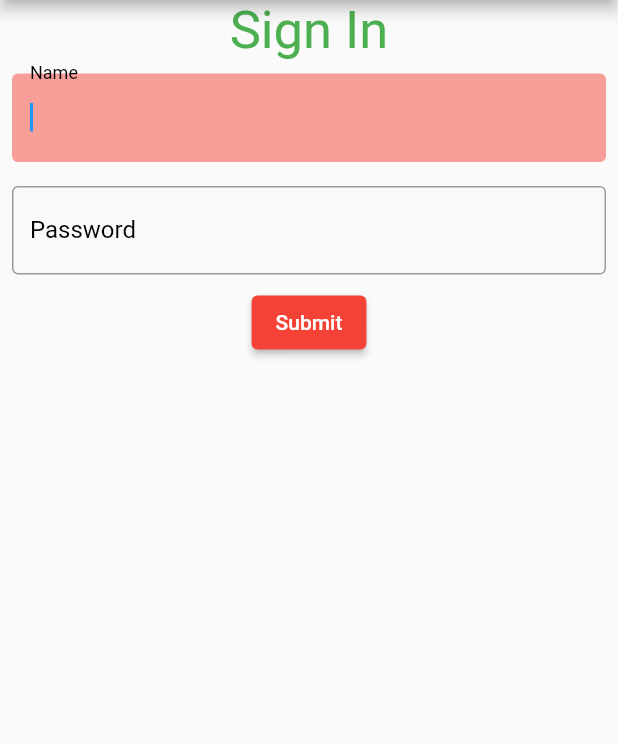
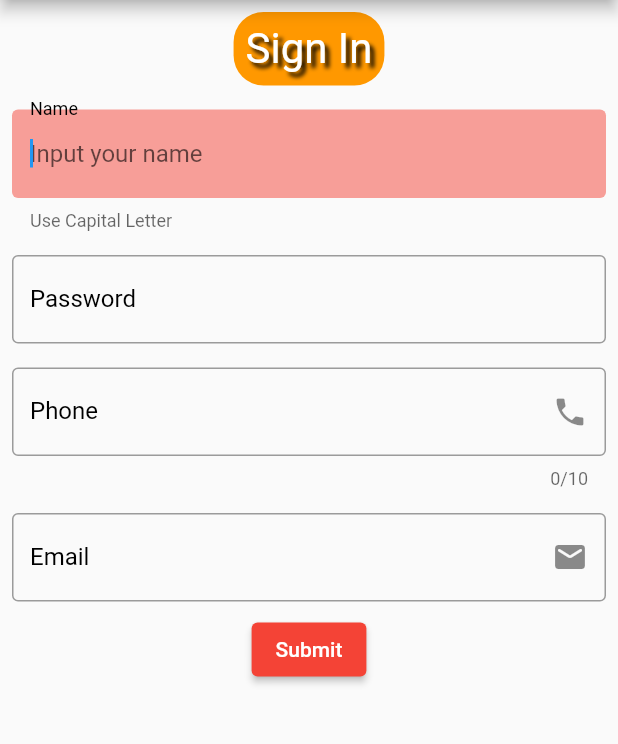
Before and after one commit to abidnuri/flutterone, a Flutter app: the screen it shows after launch, on a phone screen of 412 x 824 dp, the part 84-828 px from its top. Run offline on Flutter 3.47's test engine with Material 2 defaults, Android fonts, the phone set to English and light mode, and no system bars.

Commit message:
class 14 textfield

```diff
--- a/lib/main.dart
+++ b/lib/main.dart
@@ -40,31 +40,51 @@ class MyApp extends StatelessWidget {
       ),
       body: Column(
         children: [
-          Container(
-            child: Text(
-              "Sign In",
-              style: TextStyle(
-                fontSize: 35,
-                color: Colors.green,
+          // ignore: prefer_const_constructors
+          Padding(
+            padding: const EdgeInsets.all(8.0),
+            child: Container(
+              padding: const EdgeInsets.all(8.0),
+              decoration: BoxDecoration(
+                  color: Colors.orange,
+                  borderRadius: BorderRadius.circular(20)),
+              child: Text(
+                "Sign In",
+                // ignore: prefer_const_constructors
+                style: TextStyle(
+                  fontSize: 28,
+                  color: Colors.white,
+                  shadows: [
+                    Shadow(
+                      color: Colors.black,
+                      blurRadius: 3,
+                      offset: const Offset(3, 3),
+                    ),
+                  ],
+                ),
               ),
             ),
           ),
           Padding(
-            padding: EdgeInsets.all(8.0),
+            padding: const EdgeInsets.all(8.0),
             child: Center(
               child: TextField(
                 // readOnly: true,
                 enabled: true,
                 autofocus: true,
+                textCapitalization: TextCapitalization.sentences,
                 // obscureText: true,
                 style: TextStyle(
                   color: Colors.blue[500],
                 ),
                 decoration: InputDecoration(
-                  label: Text('Name'),
-                  labelStyle: TextStyle(
+                  label: const Text('Name'),
+                  helperText: "Use Capital Letter",
+                  hintText: "Input your name",
+                  labelStyle: const TextStyle(
                     color: Colors.black,
                   ),
+                  // ignore: prefer_const_constructors
                   border: OutlineInputBorder(
                     borderSide: BorderSide.none,
                   ),
@@ -74,7 +94,7 @@ class MyApp extends StatelessWidget {
               ),
             ),
           ),
-          Padding(
+          const Padding(
             padding: EdgeInsets.all(8.0),
             child: Center(
               child: TextField(
@@ -101,13 +121,86 @@ class MyApp extends StatelessWidget {
               ),
             ),
           ),
+          const Padding(
+            padding: EdgeInsets.all(8.0),
+            child: Center(
+              child: TextField(
+                // readOnly: true,
+                enabled: true,
+                autofocus: true,
+                // obscureText: true,
+                keyboardType: TextInputType.number, //only for popup
+                toolbarOptions: ToolbarOptions(
+                  copy: false,
+                  cut: false,
+                  paste: false,
+                  selectAll: false,
+                ),
+                style: TextStyle(
+                  color: Colors.red,
+                ),
+                decoration: InputDecoration(
+                  label: Text('Phone'),
+                  labelStyle: TextStyle(
+                    color: Colors.black,
+                  ),
+                  prefix: Text('+880'),
+                  suffixIcon: Icon(Icons.phone),
+                  border: OutlineInputBorder(
+                      // borderSide: BorderSide(
+                      //   color: Colors.green,
+                      // ),
+                      ),
+                  // filled: true,
+                  // fillColor: Colors.red.withOpacity(0.5),
+                ),
+                maxLength: 10,
+              ),
+            ),
+          ),
+          const Padding(
+            padding: EdgeInsets.all(8.0),
+            child: Center(
+              child: TextField(
+                // readOnly: true,
+                enabled: true,
+                autofocus: true,
+                // obscureText: true,
+                keyboardType: TextInputType.number, //only for popup
+                toolbarOptions: ToolbarOptions(
+                  copy: false,
+                  cut: false,
+                  paste: false,
+                  selectAll: false,
+                ),
+                style: TextStyle(
+                  color: Colors.red,
+                ),
+                decoration: InputDecoration(
+                  label: Text('Email'),
+                  labelStyle: TextStyle(
+                    color: Colors.black,
+                  ),
+                  suffix: Text('.com'),
+                  suffixIcon: Icon(Icons.mail_rounded),
+                  border: OutlineInputBorder(
+                      // borderSide: BorderSide(
+                      //   color: Colors.green,
+                      // ),
+                      ),
+                  // filled: true,
+                  // fillColor: Colors.red.withOpacity(0.5),
+                ),
+              ),
+            ),
+          ),
           ElevatedButton(
             style: ElevatedButton.styleFrom(
               primary: Colors.red, // background
               onPrimary: Colors.white, // foreground
             ),
             onPressed: () {},
-            child: Text('Submit'),
+            child: const Text('Submit'),
           ),
         ],
       ),
```
